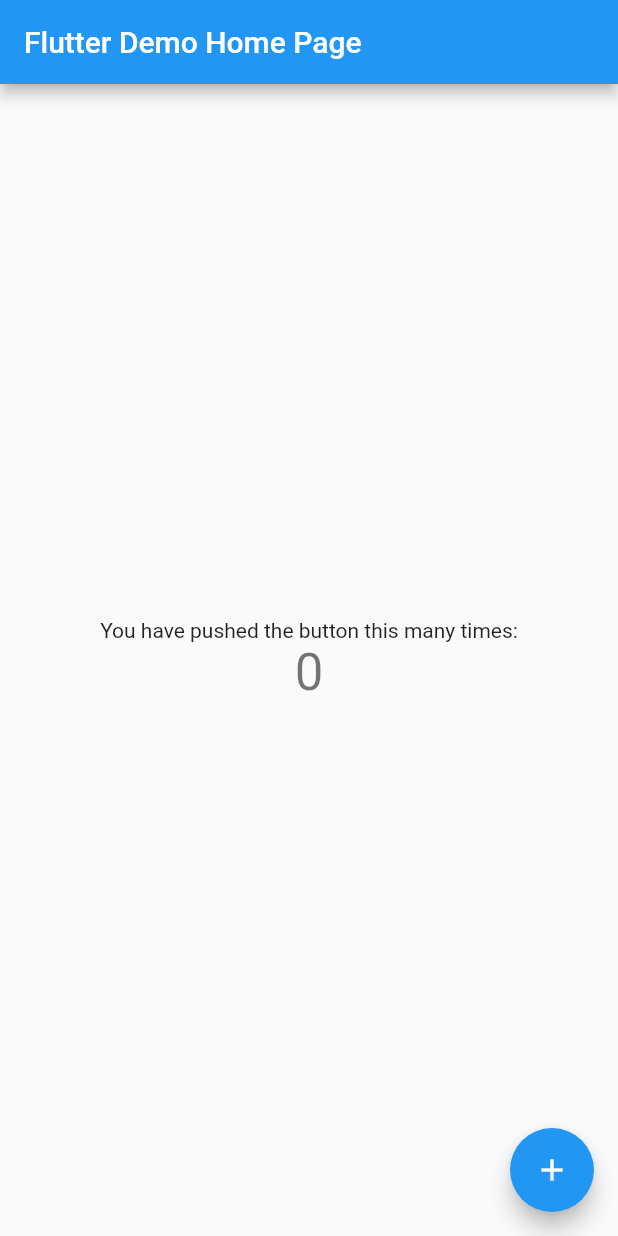
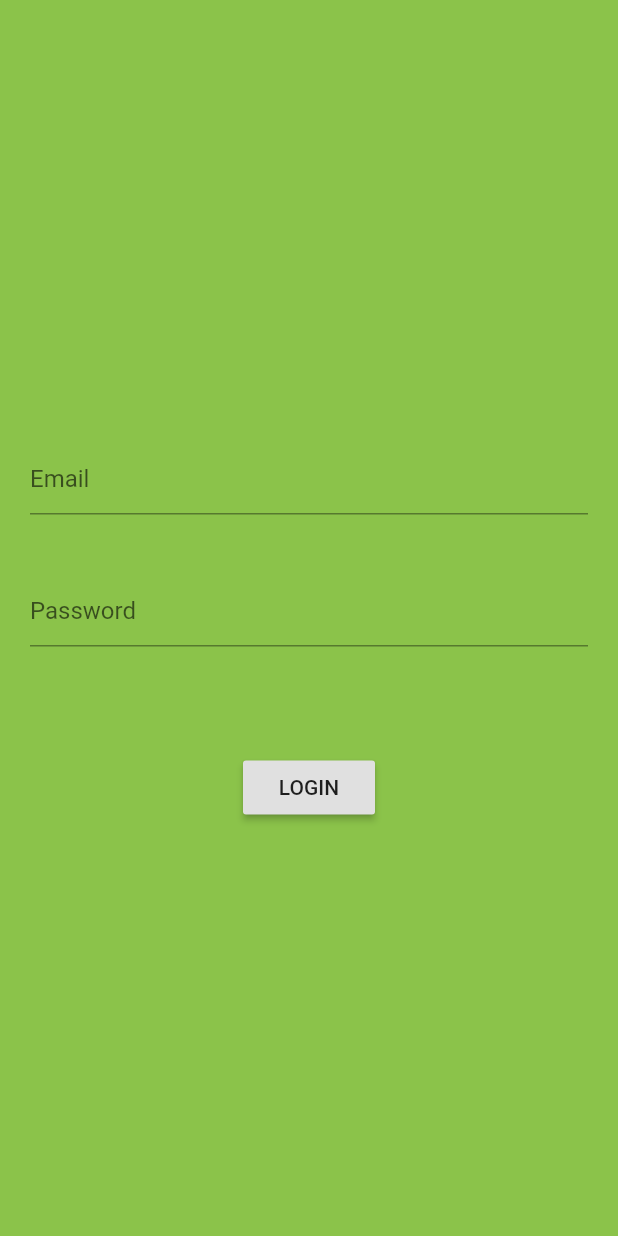
Before and after one commit to IrtisumMusharratRahman/Flutter-Prac, a Flutter app: the screen it shows after launch, on a phone screen of 412 x 824 dp. Run offline on Flutter 3.47's test engine with Material 2 defaults, Android fonts, the light colour scheme and no system bars.

Commit message:
Login Page

```diff
--- a/my_flutter_practice/lib/main.dart
+++ b/my_flutter_practice/lib/main.dart
@@ -44,72 +44,59 @@
   final String title;
 
   @override
-  State<MyHomePage> createState() => _MyHomePageState();
+  State<MyHomePage> createState() => LoginScreen();
 }
 
-class _MyHomePageState extends State<MyHomePage> {
-  int _counter = 0;
-
-  void _incrementCounter() {
-    setState(() {
-      // This call to setState tells the Flutter framework that something has
-      // changed in this State, which causes it to rerun the build method below
-      // so that the display can reflect the updated values. If we changed
-      // _counter without calling setState(), then the build method would not be
-      // called again, and so nothing would appear to happen.
-      _counter++;
-    });
-  }
-
+class LoginScreen extends State<MyHomePage> {
   @override
   Widget build(BuildContext context) {
-    // This method is rerun every time setState is called, for instance as done
-    // by the _incrementCounter method above.
-    //
-    // The Flutter framework has been optimized to make rerunning build methods
-    // fast, so that you can just rebuild anything that needs updating rather
-    // than having to individually change instances of widgets.
     return Scaffold(
-      appBar: AppBar(
-        // Here we take the value from the MyHomePage object that was created by
-        // the App.build method, and use it to set our appbar title.
-        title: Text(widget.title),
-      ),
-      body: Center(
-        // Center is a layout widget. It takes a single child and positions it
-        // in the middle of the parent.
-        child: Column(
-          // Column is also a layout widget. It takes a list of children and
-          // arranges them vertically. By default, it sizes itself to fit its
-          // children horizontally, and tries to be as tall as its parent.
-          //
-          // Invoke "debug painting" (press "p" in the console, choose the
-          // "Toggle Debug Paint" action from the Flutter Inspector in Android
-          // Studio, or the "Toggle Debug Paint" command in Visual Studio Code)
-          // to see the wireframe for each widget.
-          //
-          // Column has various properties to control how it sizes itself and
-          // how it positions its children. Here we use mainAxisAlignment to
-          // center the children vertically; the main axis here is the vertical
-          // axis because Columns are vertical (the cross axis would be
-          // horizontal).
-          mainAxisAlignment: MainAxisAlignment.center,
-          children: <Widget>[
-            const Text(
-              'You have pushed the button this many times:',
-            ),
-            Text(
-              '$_counter',
-              style: Theme.of(context).textTheme.headline4,
-            ),
-          ],
+      body: Container(
+        color: Colors.lightGreen,
+        child: Center(
+          child: Column(
+            mainAxisAlignment: MainAxisAlignment.center,
+            children: [
+              const Padding(
+                padding: EdgeInsets.all(20.0),
+                child: TextField(
+                  decoration: InputDecoration(hintText: 'Email'),
+                ),
+              ),
+              const Padding(
+                padding: EdgeInsets.all(20.0),
+                child: TextField(
+                  obscureText: true,
+                  decoration: InputDecoration(
+                    hintText: 'Password',
+                  ),
+                ),
+              ),
+              Padding(
+                padding: const EdgeInsets.fromLTRB(0, 50, 0, 0),
+                child: loginButton(),
+              )
+            ],
+          ),
         ),
       ),
-      floatingActionButton: FloatingActionButton(
-        onPressed: _incrementCounter,
-        tooltip: 'Increment',
-        child: const Icon(Icons.add),
-      ), // This trailing comma makes auto-formatting nicer for build methods.
     );
   }
 }
+
+Widget loginButton() {
+  final ButtonStyle raisedButtonStyle = ElevatedButton.styleFrom(
+    onPrimary: Colors.black87,
+    primary: Colors.grey[300],
+    minimumSize: const Size(88, 36),
+    padding: const EdgeInsets.symmetric(horizontal: 16),
+    shape: const RoundedRectangleBorder(
+      borderRadius: BorderRadius.all(Radius.circular(2)),
+    ),
+  );
+  return ElevatedButton(
+    style: raisedButtonStyle,
+    onPressed: () {},
+    child: const Text('LOGIN'),
+  );
+}
```
